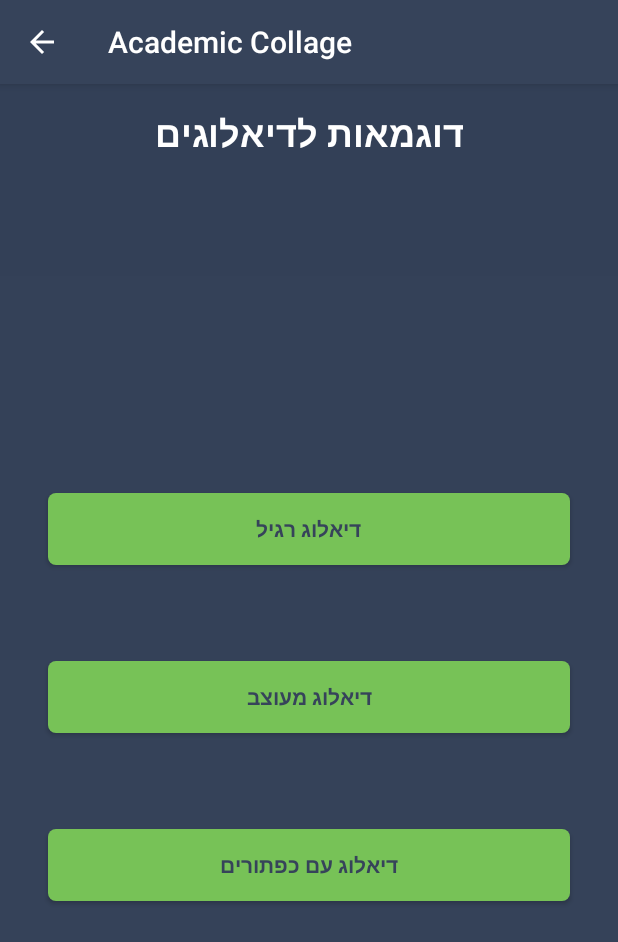
After one commit to jeffreybenabou/AcademicCollage2019, an Android app: the DialogExample screen opened directly, with no data from a screen before it, on a phone screen of 412 x 824 dp. The commit adds this screen. Shown: the top 942 px of the screen. Run offline under Robolectric (Android 15) with nearby library versions, the phone set to English and light mode, and no system bars.

```diff
--- a/app/src/main/AndroidManifest.xml
+++ b/app/src/main/AndroidManifest.xml
@@ -14,7 +14,8 @@
         android:roundIcon="@mipmap/ic_launcher_round"
         android:supportsRtl="true"
         android:theme="@style/AppTheme">
-        <activity android:name=".advancePrograming.SwipeRefreshControl"></activity>
+        <activity android:name=".basicPrograming.DialogExample"></activity>
+        <activity android:name=".advancePrograming.SwipeRefreshControl" />
         <activity android:name=".advancePrograming.AnswerQestion" />
         <activity android:name=".basicPrograming.SharedPreferencesExample" />
         <activity android:name=".basicPrograming.ObjectsExample" />
--- /dev/null
+++ b/app/src/main/res/layout/activity_dialog_example.xml
@@ -0,0 +1,56 @@
+<?xml version="1.0" encoding="utf-8"?>
+<androidx.constraintlayout.widget.ConstraintLayout xmlns:android="http://schemas.android.com/apk/res/android"
+    xmlns:app="http://schemas.android.com/apk/res-auto"
+    xmlns:tools="http://schemas.android.com/tools"
+    android:layout_width="match_parent"
+    android:layout_height="match_parent"
+    android:background="@drawable/gradient"
+    tools:context=".basicPrograming.DialogExample">
+
+    <TextView
+        android:id="@+id/textView50"
+        style="@style/title"
+        android:layout_width="match_parent"
+        android:layout_height="wrap_content"
+        android:layout_marginTop="16dp"
+        android:text="דוגמאות לדיאלוגים"
+        app:layout_constraintEnd_toEndOf="parent"
+        app:layout_constraintStart_toStartOf="parent"
+        app:layout_constraintTop_toTopOf="parent" />
+
+    <LinearLayout
+        android:id="@+id/linearLayout4"
+        android:layout_width="match_parent"
+        android:layout_height="0dp"
+        android:gravity="center"
+        android:orientation="vertical"
+        app:layout_constraintBottom_toBottomOf="parent"
+        app:layout_constraintEnd_toEndOf="parent"
+        app:layout_constraintStart_toStartOf="parent"
+        app:layout_constraintTop_toBottomOf="@+id/textView50">
+
+        <Button
+            android:id="@+id/normal_dialog"
+            style="@style/button"
+            android:layout_width="match_parent"
+            android:layout_height="wrap_content"
+            android:layout_margin="32dp"
+            android:text="דיאלוג רגיל" />
+
+        <Button
+            android:id="@+id/design_dialog"
+            style="@style/button"
+            android:layout_width="match_parent"
+            android:layout_height="wrap_content"
+            android:layout_margin="32dp"
+            android:text="דיאלוג מעוצב" />
+
+        <Button
+            android:id="@+id/button_dialog"
+            style="@style/button"
+            android:layout_width="match_parent"
+            android:layout_height="wrap_content"
+            android:layout_margin="32dp"
+            android:text="דיאלוג עם כפתורים" />
+    </LinearLayout>
+</androidx.constraintlayout.widget.ConstraintLayout>
```
Also changed, not shown: app/src/main/java/com/jeffrey/academiccollage/MainActivity.java (+19 -0 lines), app/src/main/java/com/jeffrey/academiccollage/basicPrograming/DialogExample.java (added, +87 -0 lines), app/src/main/res/layout/activity_main.xml (+8 -0 lines), app/src/main/res/layout/dialog.xml (added, +23 -0 lines).
